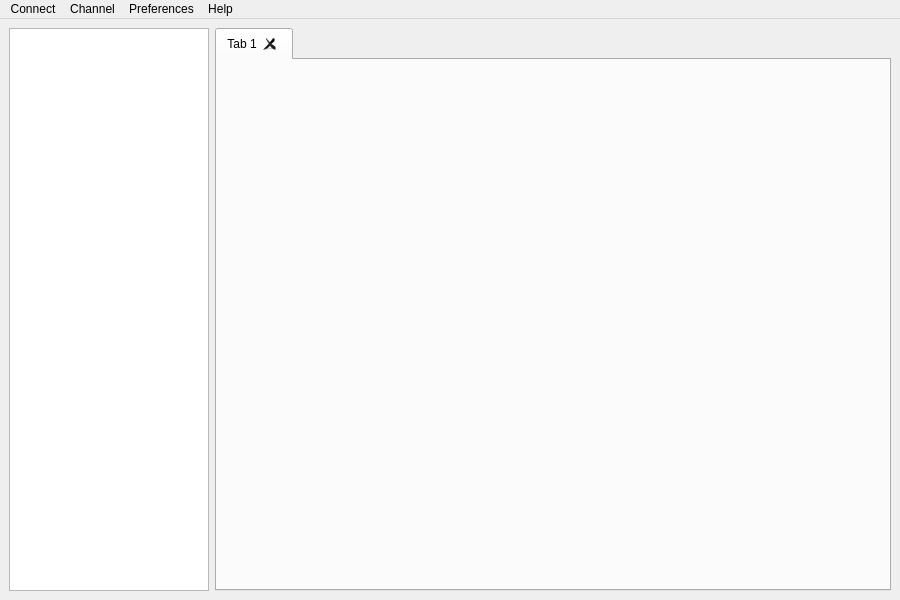
Before: the Qt Designer form ui/main.ui in Jan5u/jakki, drawn with Qt 5.
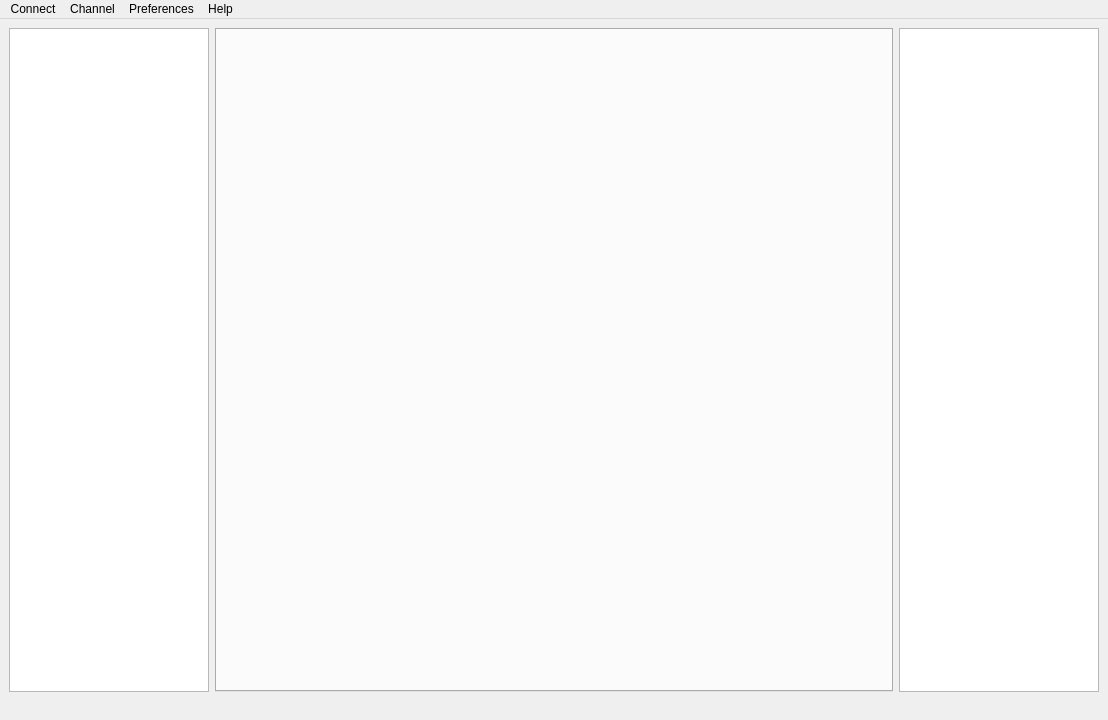
After: the same form once the commit is applied.

```diff
--- a/ui/main.ui
+++ b/ui/main.ui
@@ -6,8 +6,8 @@
    <rect>
     <x>0</x>
     <y>0</y>
-    <width>900</width>
-    <height>600</height>
+    <width>1108</width>
+    <height>720</height>
    </rect>
   </property>
   <property name="windowTitle">
@@ -51,11 +51,30 @@
       <property name="movable">
        <bool>true</bool>
       </property>
-      <widget class="QWidget" name="tab">
-       <attribute name="title">
-        <string>Tab 1</string>
-       </attribute>
-      </widget>
+     </widget>
+    </item>
+    <item>
+     <widget class="QTreeWidget" name="usersListTreeWidget">
+      <property name="maximumSize">
+       <size>
+        <width>200</width>
+        <height>16777215</height>
+       </size>
+      </property>
+      <property name="indentation">
+       <number>12</number>
+      </property>
+      <property name="rootIsDecorated">
+       <bool>false</bool>
+      </property>
+      <property name="headerHidden">
+       <bool>true</bool>
+      </property>
+      <column>
+       <property name="text">
+        <string notr="true">1</string>
+       </property>
+      </column>
      </widget>
     </item>
    </layout>
@@ -65,7 +84,7 @@
     <rect>
      <x>0</x>
      <y>0</y>
-     <width>900</width>
+     <width>1108</width>
      <height>30</height>
     </rect>
    </property>
@@ -102,6 +121,11 @@
    <addaction name="menuPreferences"/>
    <addaction name="menuHelp"/>
   </widget>
+  <widget class="QStatusBar" name="statusBar">
+   <property name="sizeGripEnabled">
+    <bool>false</bool>
+   </property>
+  </widget>
   <action name="actionNew_Connection">
    <property name="text">
     <string>New Connection</string>
```
Left out of the diff: 10 changed lines with no effect on the pictures.
